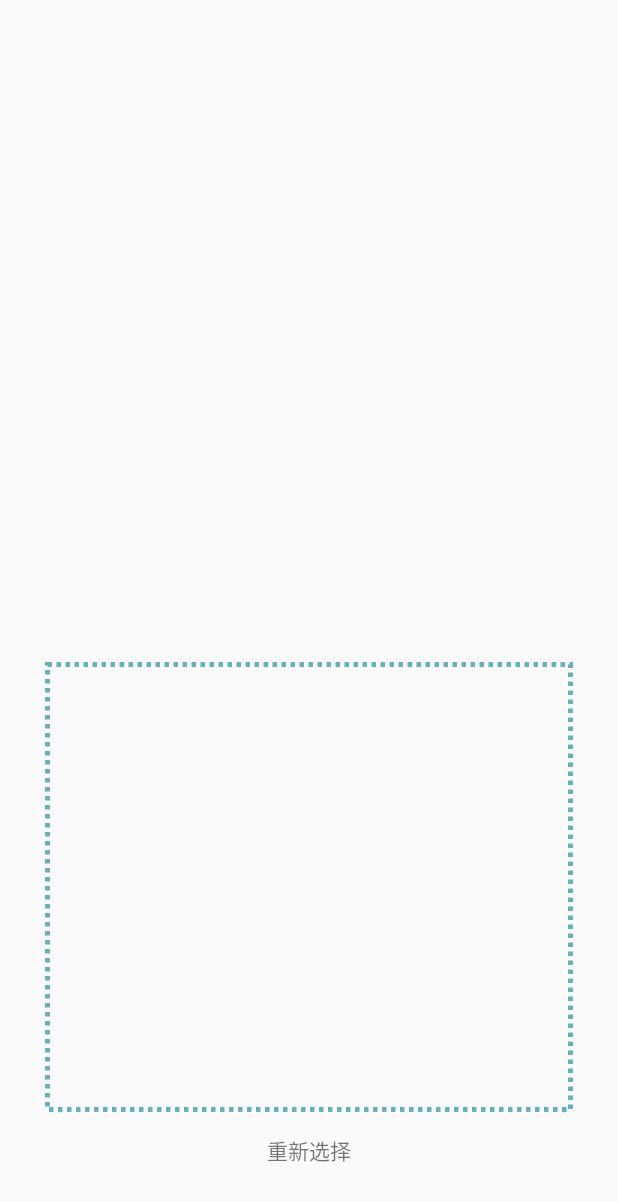
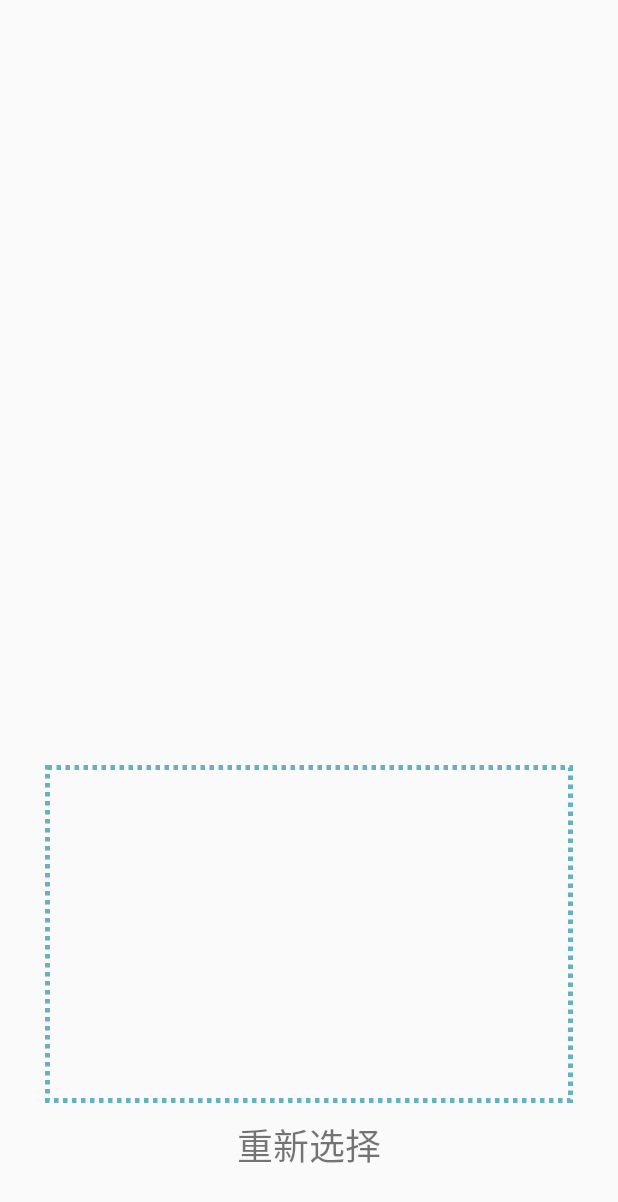
Before and after one commit to qiu-yunhao/LittleHorse, an Android app: the layout choose_grammer_verb.xml on its own in the app's theme, with its tools: preview values and no code run, on a phone screen of 412 x 824 dp. Shown: the top 1202 px of the screen. Run offline under Robolectric (Android 15) with nearby library versions, the phone set to English and light mode, and no system bars.

Commit message:
语法游戏完毕

```diff
--- a/app/src/main/java/com/example/horsey/Activity/ChoiceActivity.java
+++ b/app/src/main/java/com/example/horsey/Activity/ChoiceActivity.java
@@ -33,17 +33,17 @@ public class ChoiceActivity extends BaseActivity {
         ImageView start = findViewById(R.id.third_enter);
         role.setOnClickListener(view -> {
             type = 1;
-            Toast.makeText(ChoiceActivity.this,"点击人物",Toast.LENGTH_SHORT).show();
+            Toast.makeText(ChoiceActivity.this,"动词短语",Toast.LENGTH_SHORT).show();
             //setBack();
         });
         color.setOnClickListener(view -> {
             type = 2;
-            Toast.makeText(ChoiceActivity.this,"点击颜色",Toast.LENGTH_SHORT).show();
+            Toast.makeText(ChoiceActivity.this,"介词短语",Toast.LENGTH_SHORT).show();
             //setBack();
         });
         toy.setOnClickListener(view -> {
             type = 3;
-            Toast.makeText(ChoiceActivity.this,"点击玩具",Toast.LENGTH_SHORT).show();
+            Toast.makeText(ChoiceActivity.this,"综合情景",Toast.LENGTH_SHORT).show();
             //setBack();
         });
         start.setOnClickListener(view -> {
--- a/app/src/main/java/com/example/horsey/Bean/Help.java
+++ b/app/src/main/java/com/example/horsey/Bean/Help.java
@@ -66,7 +66,7 @@ public class Help {
         }
     }
 
-    public static DataBean getData(int index) {
+    public DataBean getData(int index) {
         return data.get(index);
     }
 }
--- a/app/src/main/res/layout/choose_grammer_verb.xml
+++ b/app/src/main/res/layout/choose_grammer_verb.xml
@@ -6,11 +6,11 @@
     android:layout_width="match_parent"
     android:layout_height="match_parent">
 
-    <androidx.constraintlayout.widget.ConstraintLayout
+    <LinearLayout
         android:id="@+id/game"
         android:layout_width="0dp"
         android:layout_height="0dp"
-
+        android:orientation="vertical"
         app:layout_constraintWidth_default="percent"
         app:layout_constraintWidth_percent="0.95"
         app:layout_constraintHeight_default="percent"
@@ -25,10 +25,10 @@
 
         <FrameLayout
             android:id="@+id/frameLayout2"
-            android:layout_width="0dp"
+            android:layout_width="match_parent"
             android:layout_height="0dp"
-            android:layout_marginTop="50dp"
-            android:layout_marginBottom="350dp"
+            android:layout_weight="3"
+            android:layout_margin="20dp"
             app:layout_constraintBottom_toBottomOf="parent"
             app:layout_constraintEnd_toEndOf="@+id/frameLayout"
             app:layout_constraintStart_toStartOf="@+id/frameLayout"
@@ -45,11 +45,11 @@
 
         <FrameLayout
             android:id="@+id/frameLayout"
-            android:layout_width="0dp"
+            android:layout_width="match_parent"
             android:layout_height="0dp"
+            android:layout_weight="2"
             android:layout_marginStart="20dp"
             android:layout_marginEnd="20dp"
-            android:layout_marginBottom="50dp"
             android:background="@drawable/line_dash"
             app:layout_constraintBottom_toBottomOf="parent"
             app:layout_constraintEnd_toEndOf="parent"
@@ -68,12 +68,15 @@
             android:layout_width="wrap_content"
             android:layout_height="wrap_content"
             android:text="重新选择"
+            android:textSize="24sp"
+            android:layout_gravity="center"
+            android:layout_margin="10dp"
             app:layout_constraintBottom_toBottomOf="parent"
             app:layout_constraintEnd_toEndOf="@+id/frameLayout"
             app:layout_constraintStart_toStartOf="@+id/frameLayout"
             app:layout_constraintTop_toBottomOf="@+id/frameLayout" />
 
 
-    </androidx.constraintlayout.widget.ConstraintLayout>
+    </LinearLayout>
 
 </androidx.constraintlayout.widget.ConstraintLayout>
--- a/app/src/main/res/layout/choose_grammer_verb_rv_item.xml
+++ b/app/src/main/res/layout/choose_grammer_verb_rv_item.xml
@@ -7,7 +7,6 @@
     <ImageView
         android:id="@+id/optionImage"
         android:layout_width="200dp"
-        android:layout_height="100dp"
+        android:layout_height="match_parent"
         tools:srcCompat="@tools:sample/avatars" />
-
 </LinearLayout>
```
Also changed, not shown: app/src/main/java/com/example/horsey/Activity/ThirdActivity.java (+11 -1 lines), app/src/main/java/com/example/horsey/Fragment/SecondTypeFragment.java (+13 -5 lines).
